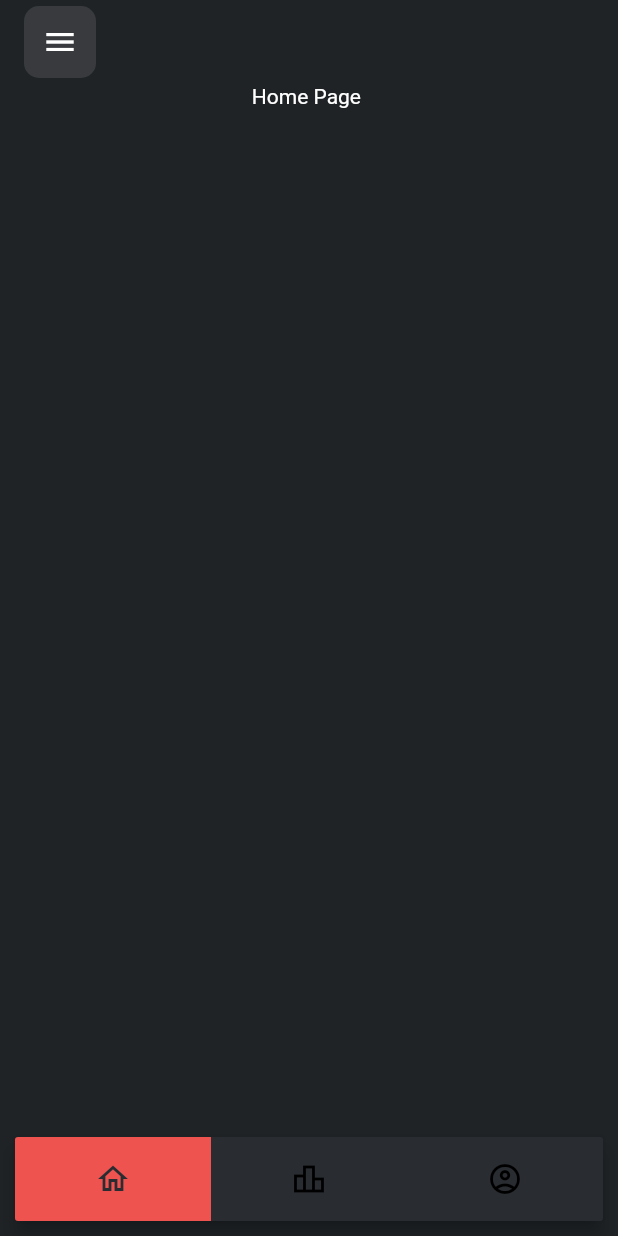
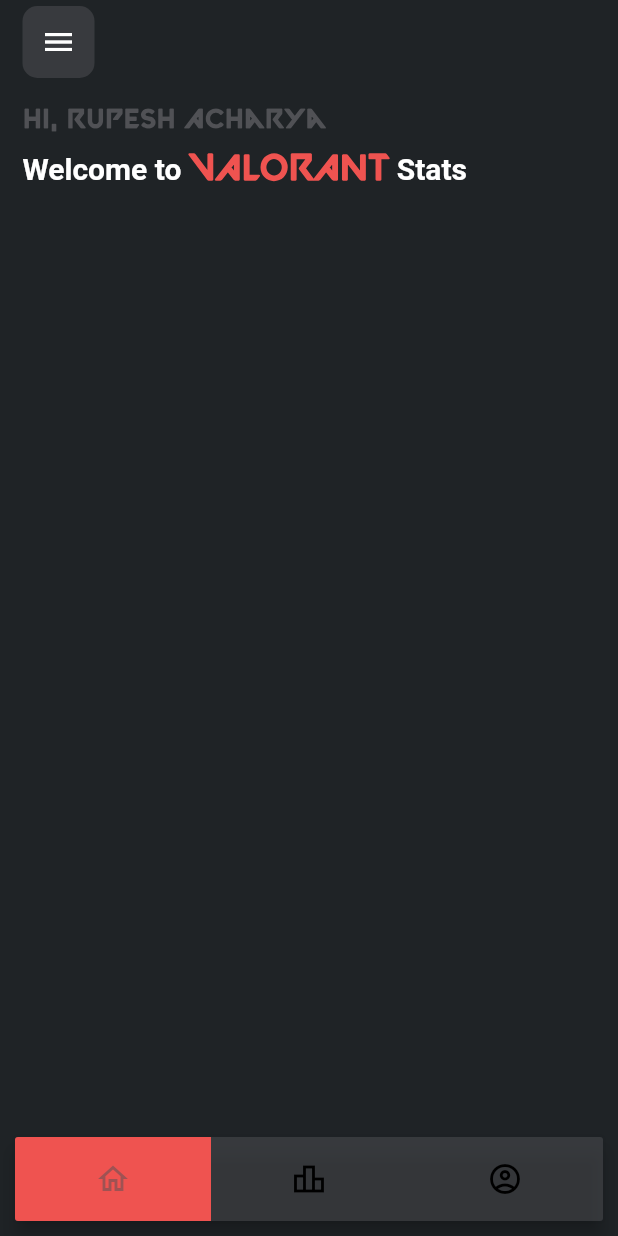
Before and after one commit to AshishAcharya083/valorant-stats, a Flutter app: the screen it shows after launch, on a phone screen of 412 x 824 dp. Run offline on Flutter 3.47's test engine with Material 2 defaults, Android fonts, the phone set to English and light mode, and no system bars; drawn by our look-alikes of flutter_snake_navigationbar.

Commit message:
valorant font added

```diff
--- a/lib/app.dart
+++ b/lib/app.dart
@@ -59,6 +59,7 @@ class _AppState extends State<App> {
           cxt: context,
         ),
         appBar: AppBar(
+          titleSpacing: 15,
           automaticallyImplyLeading: false,
           backgroundColor: Colors.transparent,
           elevation: 0,
@@ -84,7 +85,7 @@ class _AppState extends State<App> {
             ],
           ),
         ),
-        backgroundColor: kPrimaryBlueGrayColor,
+        // backgroundColor: kPrimaryBlueGrayColor,
         body: Stack(
           children: <Widget>[
             _buildOffstageNavigator("HomePage"),
--- a/lib/main.dart
+++ b/lib/main.dart
@@ -2,6 +2,8 @@ import 'package:flutter/material.dart';
 import 'package:valo_stats/ui/components/Bottom%20Navigation%20Bar/bottom_nav_bar.dart';
 import 'package:valo_stats/ui/pages/home/home_page.dart';
 import 'package:valo_stats/app.dart';
+import 'package:valo_stats/utils/constants.dart';
+import 'dart:ui';
 
 void main() {
   runApp(
@@ -15,7 +17,11 @@ class MyApp extends StatelessWidget {
   @override
   Widget build(BuildContext context) {
     print("Material APP");
-    return const MaterialApp(
+    return MaterialApp(
+      theme: ThemeData(
+          scaffoldBackgroundColor: const MaterialColor(0xFF1F2326, {}),
+          primaryColor: const MaterialColor(0xFFFA4454, {}),
+          splashColor: Colors.red.shade400),
       home: App(),
     );
   }
--- a/lib/ui/components/Bottom Navigation Bar/bottom_nav_bar.dart
+++ b/lib/ui/components/Bottom Navigation Bar/bottom_nav_bar.dart
@@ -19,7 +19,7 @@ class _CustomBottomNavigationBarState extends State<CustomBottomNavigationBar> {
   Widget build(BuildContext context) {
     print("Custom Bottm Nav Bar");
     return SnakeNavigationBar.color(
-      backgroundColor: kLightBlueGrayColor,
+      backgroundColor: kLightGrayColor,
 
       shadowColor: Colors.black,
       elevation: 5,
@@ -33,8 +33,10 @@ class _CustomBottomNavigationBarState extends State<CustomBottomNavigationBar> {
           borderRadius: BorderRadius.all(Radius.circular(2))),
 
       ///configuration for SnakeNavigationBar.color
+      // snakeViewColor: kPrimaryPinkColor,
       snakeViewColor: Colors.red.shade400,
-      // selectedItemColor: snakeShape == SnakeShape.indicator ? selectedColor : null,
+      // selectedItemColor: snakeShape == Sna
+      // keShape.indicator ? selectedColor : null,
       unselectedItemColor: Colors.black,
 
       ///configuration for SnakeNavigationBar.gradient
--- a/lib/ui/pages/home/home_page.dart
+++ b/lib/ui/pages/home/home_page.dart
@@ -11,18 +11,54 @@ class HomePage extends StatelessWidget {
   @override
   Widget build(BuildContext context) {
     return Scaffold(
-        backgroundColor: kPrimaryBlueGrayColor,
+        // backgroundColor: kPrimaryBlueGrayColor,
         body: SingleChildScrollView(
-          child: Center(
-            child: Column(
-              children: [
-                Text(
-                  "Home Page ",
-                  style: TextStyle(color: Colors.white),
-                )
-              ],
+      child: Padding(
+        padding: const EdgeInsets.all(15.0),
+        child: Column(
+          crossAxisAlignment: CrossAxisAlignment.start,
+          children: [
+            const Text(
+              "Hi, Rupesh Acharya",
+              style: TextStyle(
+                  fontFamily: "Valorant",
+                  color: kLightGrayTextColor,
+                  fontWeight: FontWeight.bold,
+                  letterSpacing: 0.5,
+                  fontSize: 18),
             ),
-          ),
-        ));
+            const SizedBox(
+              height: 10,
+            ),
+            RichText(
+              text: TextSpan(
+                children: <TextSpan>[
+                  TextSpan(
+                    text: 'Welcome to ',
+                    style: TextStyle(
+                        fontWeight: FontWeight.bold,
+                        color: Colors.white,
+                        fontSize: 20),
+                  ),
+                  TextSpan(
+                      text: "VALORANT",
+                      style: TextStyle(
+                          fontSize: 24,
+                          fontFamily: "Valorant",
+                          fontWeight: FontWeight.bold,
+                          color: Colors.red.shade400)),
+                  TextSpan(
+                      text: " Stats",
+                      style: TextStyle(
+                          fontWeight: FontWeight.bold,
+                          color: Colors.white,
+                          fontSize: 20))
+                ],
+              ),
+            ),
+          ],
+        ),
+      ),
+    ));
   }
 }
--- a/lib/utils/constants.dart
+++ b/lib/utils/constants.dart
@@ -3,4 +3,5 @@ import 'package:flutter/material.dart';
 const Color kPrimaryPinkColor = Color(0xFFFA4454);
 const Color kPrimaryBlueGrayColor = Color(0xFF1F2326);
 const Color kLightBlueGrayColor = Color(0xff292C31);
+const Color kLightGrayTextColor = Color(0xFF505155);
 Color kLightGrayColor = Color(0xFF505155).withOpacity(0.5);
```
Also changed, not shown: pubspec.yaml (+10 -27 lines), fonts/valo.ttf (added).
